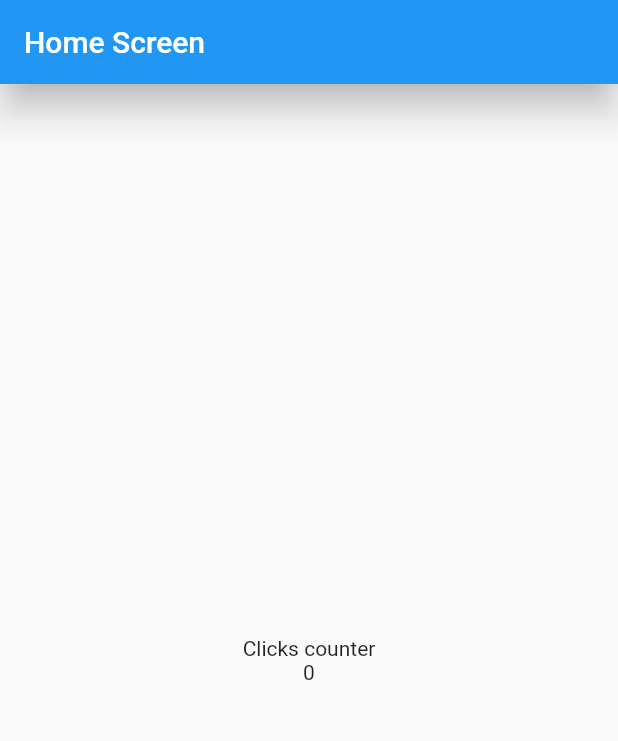
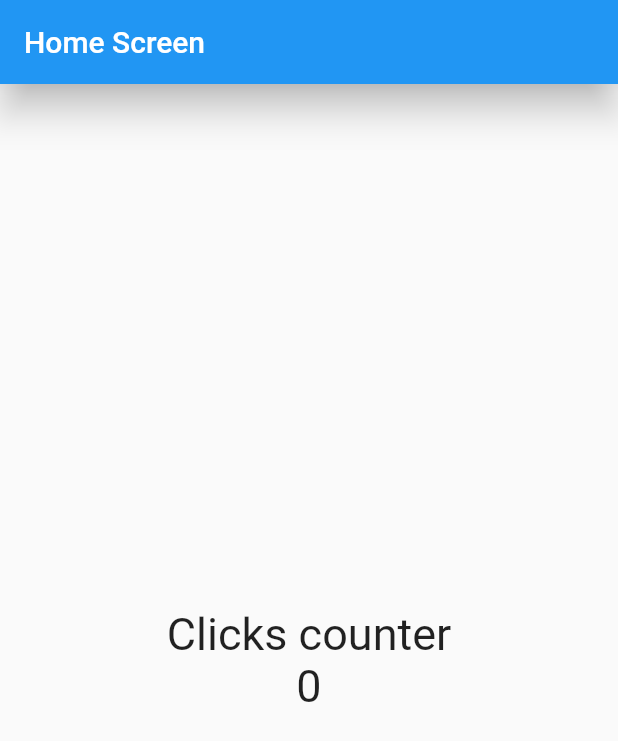
Before and after one commit to sitnesTIC/flutter_applications, a Flutter app: the screen it shows after launch, on a phone screen of 412 x 824 dp. Shown: the top 741 px of the screen. Run offline on Flutter 3.47's test engine with Material 2 defaults, Android fonts, the phone set to English and light mode, and no system bars.

Commit message:
Estilos de textos

```diff
--- a/lib/screens/home_screen.dart
+++ b/lib/screens/home_screen.dart
@@ -5,6 +5,7 @@ class HomeScreen extends StatelessWidget {
 
   @override
   Widget build(BuildContext context) {
+    const fontsize30 = TextStyle(fontSize: 30);
     return Scaffold(
       appBar: AppBar(
         title: const Text('Home Screen'),
@@ -14,8 +15,11 @@ class HomeScreen extends StatelessWidget {
         child: Column(
           mainAxisAlignment: MainAxisAlignment.center,
           children: const [
-            Text('Clicks counter'),
-            Text('0'),
+            Text(
+              'Clicks counter',
+              style: fontsize30,
+            ),
+            Text('0', style: fontsize30),
           ],
         ),
       ),
```
